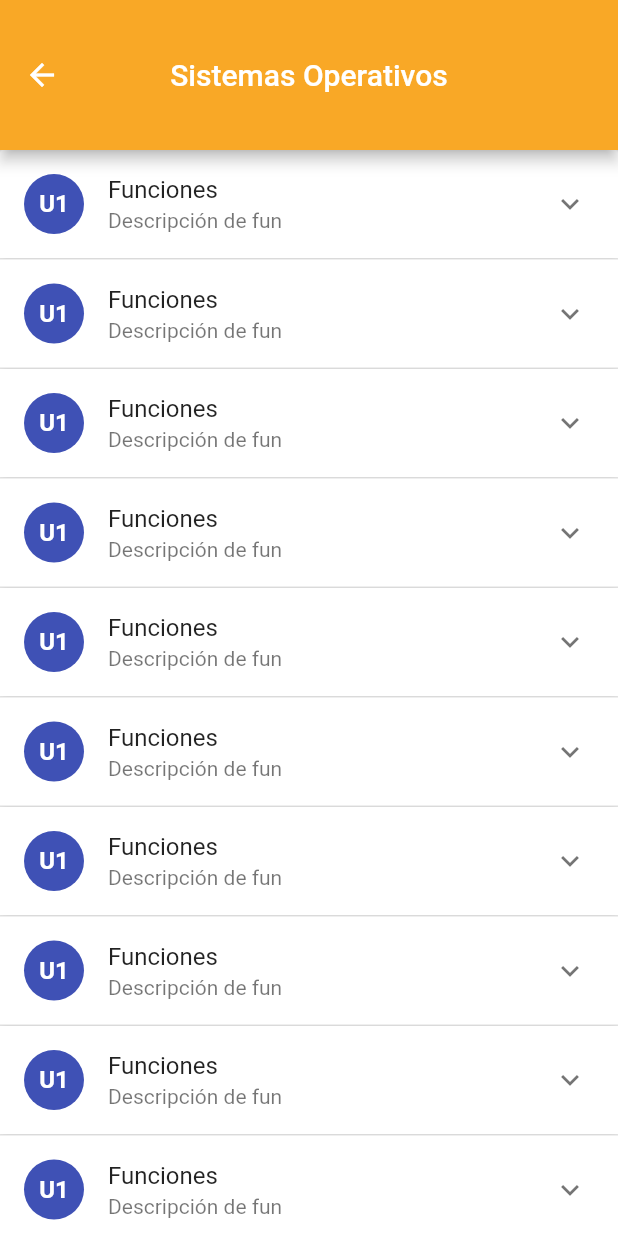
After one commit to Tesam/my_stats, a Flutter app: the screen it shows after launch, on a phone screen of 412 x 824 dp. The commit adds this screen. Run offline on Flutter 3.47's test engine with Material 2 defaults, Android fonts, the phone set to English and light mode, and no system bars.

Commit message:
refactor(lesson_card): rename file from lesson_card to lesson_panel_list

```diff
--- a/lib/lesson/ui/screens/lesson_screen.dart
+++ b/lib/lesson/ui/screens/lesson_screen.dart
@@ -1,5 +1,5 @@
 import 'package:flutter/material.dart';
-import 'package:my_stats/lesson/ui/widgets/lesson_card.dart';
+import 'package:my_stats/lesson/ui/widgets/lesson_panel_list.dart';
 
 class LessonScreen extends StatefulWidget {
   String subjectName;
@@ -27,7 +27,7 @@ class _LessonScreenState extends State<LessonScreen> {
           onPressed: () => Navigator.of(context).pop(),
         ),
       ),
-      body: LessonCard("Funciones", "Descripción de fun","U1"),
+      body: LessonPanelList("Funciones", "Descripción de fun","U1"),
 
     );
   }
--- /dev/null
+++ b/lib/lesson/ui/widgets/lesson_panel_list.dart
@@ -0,0 +1,94 @@
+import 'package:flutter/material.dart';
+
+class LessonPanelList extends StatefulWidget {
+  String lessonName;
+  String lessonDescription;
+  String lessonUnity;
+
+  LessonPanelList(this.lessonName, this.lessonDescription, this.lessonUnity);
+  @override
+  _LessonPanelListState createState() =>
+      _LessonPanelListState(this.lessonName, this.lessonDescription, this.lessonUnity);
+}
+
+class _LessonPanelListState extends State<LessonPanelList> {
+  String lessonName ;
+  String lessonDescription;
+  String lessonUnity;
+
+  _LessonPanelListState(this.lessonName, this.lessonDescription, this.lessonUnity);
+
+  List<Item> _data = generateItems(15);
+  @override
+  Widget build(BuildContext context) {
+    return SingleChildScrollView(
+      child:  _buildPanel()
+    );
+  }
+
+  Widget _buildPanel() {
+    return ExpansionPanelList(expandedHeaderPadding: EdgeInsets.all(10.0),
+      expansionCallback: (int index, bool isExpanded) {
+        setState(() {
+          _data[index].isExpanded = !isExpanded;
+        });
+      },
+      children: _data.map<ExpansionPanel>((Item item) {
+        return ExpansionPanel(
+          headerBuilder: (BuildContext context, bool isExpanded) {
+            return ListTile(
+              title: Text(lessonName),
+              subtitle: Text(lessonDescription),
+              leading: CircleAvatar(
+                backgroundColor: Colors.indigo,
+                radius: 20.0,
+                child: Container(
+                  alignment: Alignment.center,
+                  child: Text(
+                    lessonUnity,
+                    style: TextStyle(
+                      color: Colors.white,
+                      fontWeight: FontWeight.bold,
+                    ),
+                  ),
+                ),
+              ),
+            );
+          },
+          canTapOnHeader: true,
+          body: ListTile(
+              title: Text(item.expandedValue),
+              subtitle: Text('To delete this panel, tap the trash can icon'),
+              trailing: Icon(Icons.delete),
+              onTap: () {
+                setState(() {
+                  _data.removeWhere((currentItem) => item == currentItem);
+                });
+              }),
+          isExpanded: item.isExpanded,
+        );
+      }).toList(),
+    );
+  }
+}
+
+class Item {
+  Item({
+    this.expandedValue,
+    this.headerValue,
+    this.isExpanded = false,
+  });
+
+  String expandedValue;
+  String headerValue;
+  bool isExpanded;
+}
+
+List<Item> generateItems(int numberOfItems) {
+  return List.generate(numberOfItems, (int index) {
+    return Item(
+      headerValue: "lessonName",
+      expandedValue: 'This is item number $index',
+    );
+  });
+}
```
Also changed, not shown: lib/lesson/ui/widgets/lesson_card.dart (deleted, +0 -170 lines), lib/lesson/ui/widgets/lessons_section.dart (deleted, +0 -50 lines).
